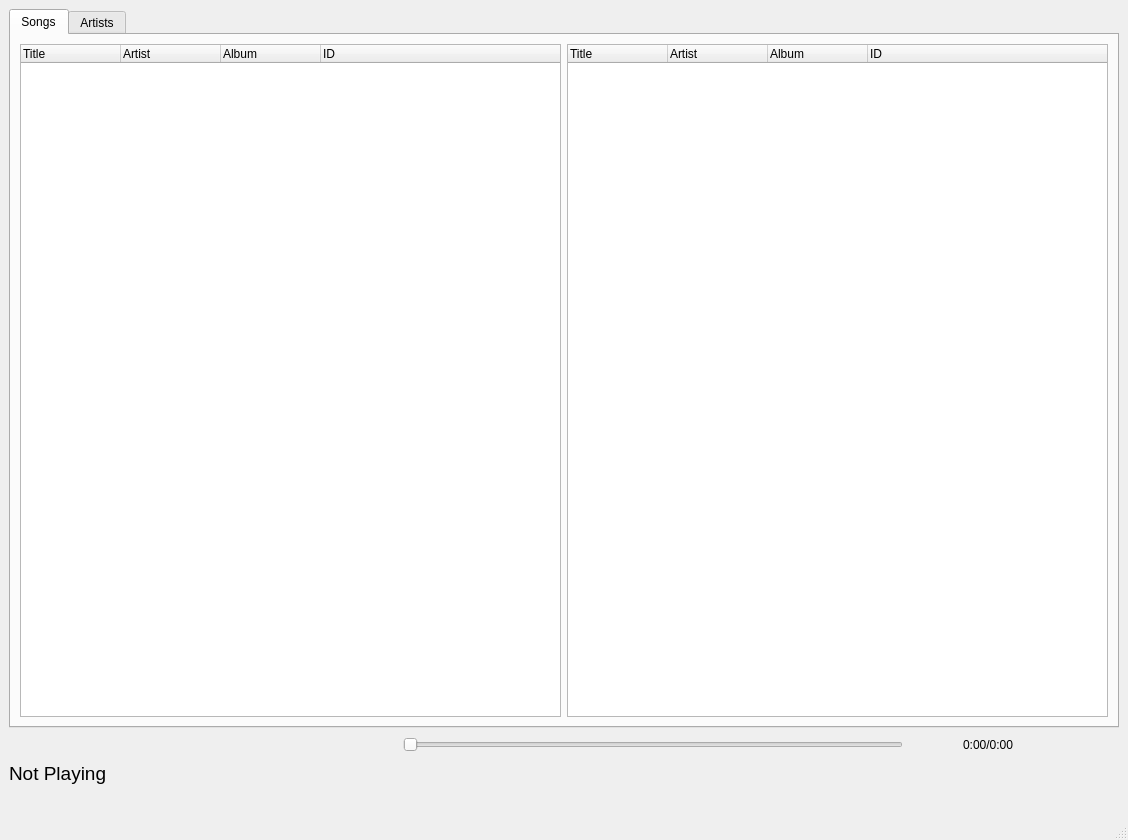
ToppleKek/fap, file forms/main.ui: the form before one commit.
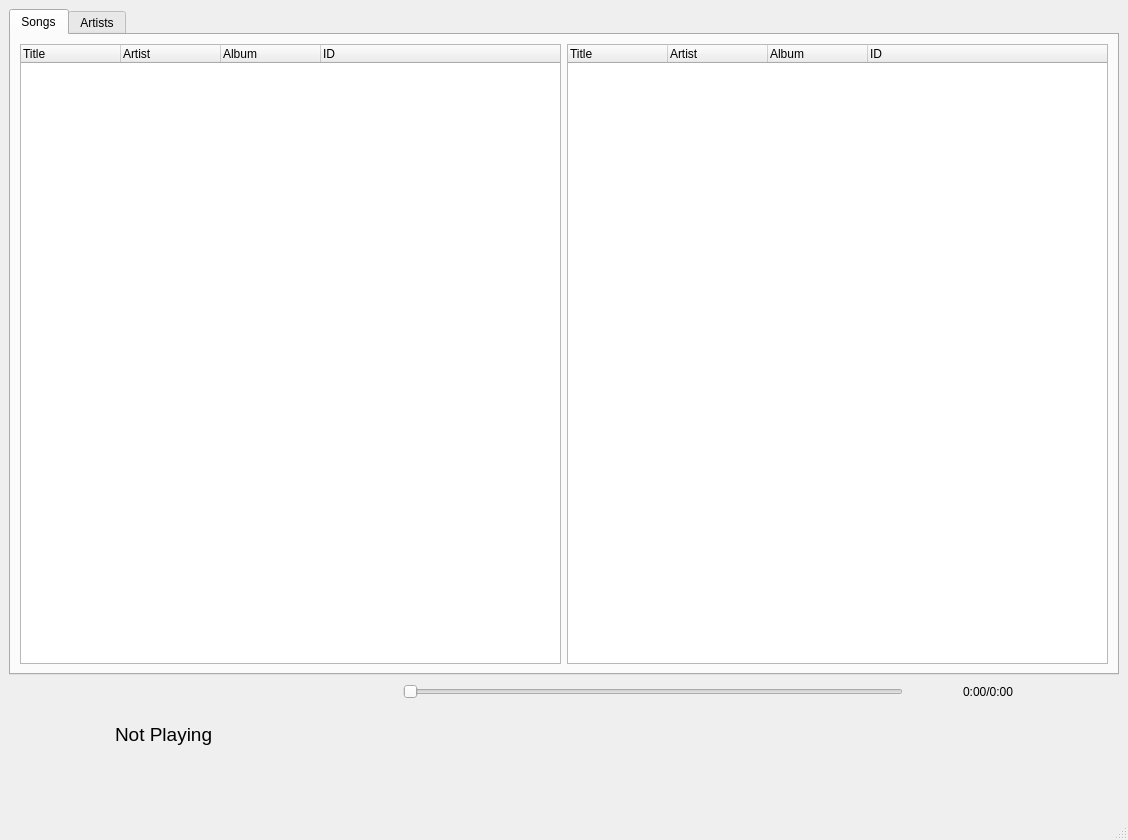
The form after the commit. Icons and pictures are not drawn.

What changed in the file:
```diff
--- a/forms/main.ui
+++ b/forms/main.ui
@@ -14,7 +14,7 @@
    <string>Fantastic Audio Player</string>
   </property>
   <widget class="QWidget" name="centralwidget">
-   <layout class="QVBoxLayout" name="verticalLayout">
+   <layout class="QVBoxLayout" name="verticalLayout_2">
     <item>
      <widget class="QTabWidget" name="tabWidget">
       <property name="toolTip">
@@ -240,6 +240,41 @@
      </layout>
     </item>
     <item>
+     <layout class="QHBoxLayout" name="horizontalLayout_2">
+      <item>
+       <widget class="QLabel" name="coverLabel">
+        <property name="minimumSize">
+         <size>
+          <width>100</width>
+          <height>100</height>
+         </size>
+        </property>
+        <property name="maximumSize">
+         <size>
+          <width>100</width>
+          <height>100</height>
+         </size>
+        </property>
+        <property name="text">
+         <string/>
+        </property>
+        <property name="pixmap">
+         <pixmap resource="../resources/res.qrc">:/images/unknown.png</pixmap>
+        </property>
+        <property name="scaledContents">
+         <bool>true</bool>
+        </property>
+       </widget>
+      </item>
+      <item>
+       <layout class="QVBoxLayout" name="verticalLayout">
+        <property name="spacing">
+         <number>1</number>
+        </property>
+        <property name="sizeConstraint">
+         <enum>QLayout::SetFixedSize</enum>
+        </property>
+        <item>
      <widget class="QLabel" name="titleArtistLabel">
       <property name="font">
        <font>
@@ -266,6 +301,10 @@
      </widget>
     </item>
    </layout>
+      </item>
+     </layout>
+    </item>
+   </layout>
   </widget>
   <widget class="QMenuBar" name="menubar">
    <property name="geometry">
```
Left out of the diff: 2 changed lines with no effect on the pictures. Lines whose indentation alone changed are shown as unchanged.
